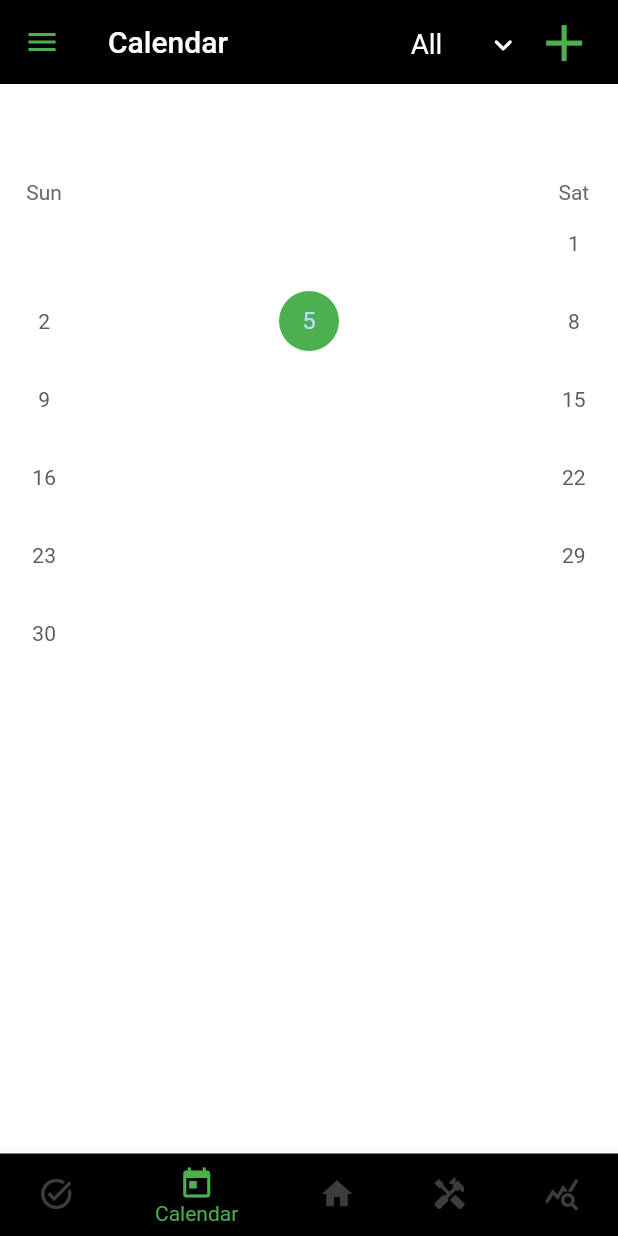
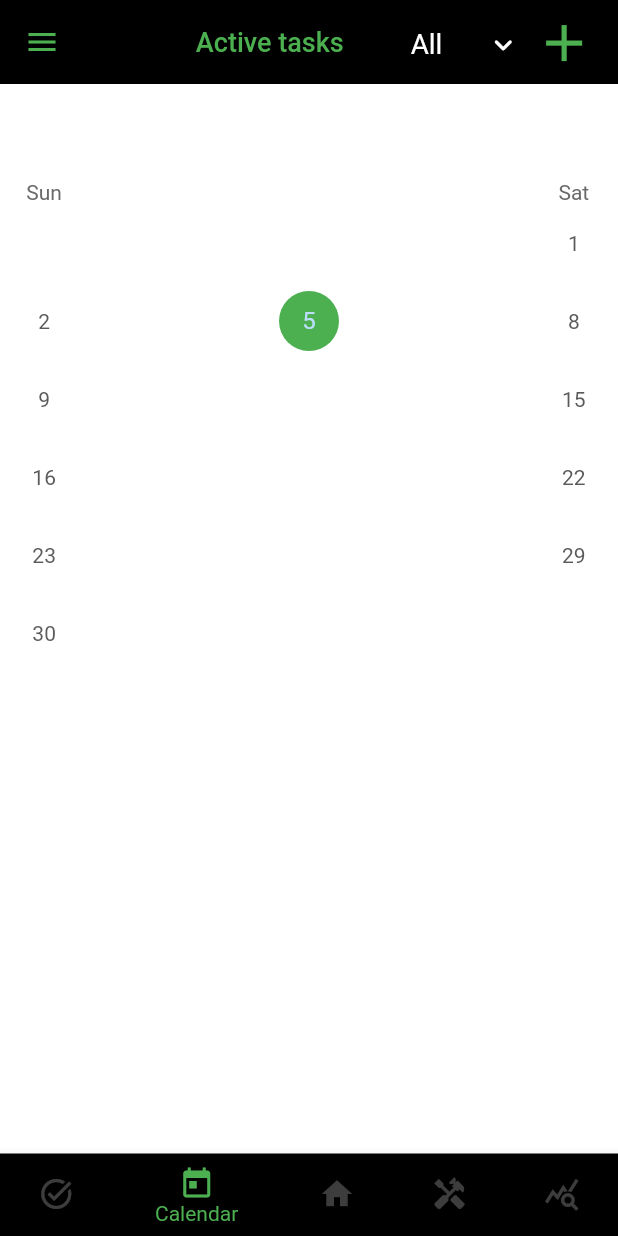
Before and after one commit to s17476/under_control_flutter, a Flutter app: the MainScreen screen opened directly, item 2 of the bottom bar chosen, on a phone screen of 412 x 824 dp. Run offline on Flutter 3.47's test engine with Material 2 defaults, Android fonts, the phone set to English and light mode, and no system bars; drawn by our look-alikes of table_calendar; our stand-ins replace cloud_firestore, firebase_auth, firebase_core, firebase_storage, fl_chart, image_picker; missing offline and left inert: flutter_picker; accounts and stored records are empty; network calls fail.

Commit message:
archive task list added

```diff
--- a/lib/screens/main_screen.dart
+++ b/lib/screens/main_screen.dart
@@ -119,10 +119,33 @@ class _MainScreenState extends State<MainScreen> {
                 SliverAppBar(
                   iconTheme:
                       IconThemeData(color: Theme.of(context).primaryColor),
-                  title: Text(
-                    BottomNaviBar.tabs[_selectedPageIndex]['title'] as String,
-                  ),
+                  title: (_selectedPageIndex == 0 || _selectedPageIndex == 1)
+                      ? const Text('')
+                      : Text(
+                          BottomNaviBar.tabs[_selectedPageIndex]['title']
+                              as String,
+                        ),
                   actions: [
+                    // show toggle button in task and calendar screen
+                    if (_selectedPageIndex == 0 || _selectedPageIndex == 1)
+                      Builder(builder: (context) {
+                        final taskProvider = Provider.of<TaskProvider>(context);
+                        return TextButton(
+                          onPressed: taskProvider.toggleIsActive,
+                          child: taskProvider.isActive
+                              ? const Text(
+                                  'Active tasks',
+                                  style: TextStyle(fontSize: 18),
+                                )
+                              : const Text(
+                                  'Done tasks',
+                                  style: TextStyle(
+                                    fontSize: 18,
+                                    color: Colors.amber,
+                                  ),
+                                ),
+                        );
+                      }),
                     // chat icon in dashboard screen
                     if (_selectedPageIndex == 2)
                       IconButton(
--- a/lib/widgets/task/tasks_list.dart
+++ b/lib/widgets/task/tasks_list.dart
@@ -159,10 +159,10 @@ class _TasksListState extends State<TasksList> {
             itemCount: keys.length,
             itemBuilder: (ctx, index) {
               List<Widget> listItems = [];
+              final dateFormat = DateFormat('dd/MM/yyyy');
+              keys.sort(
+                  (a, b) => dateFormat.parse(a).compareTo(dateFormat.parse(b)));
               if (filteredTasks[keys[index]] != null) {
-                final dateFormat = DateFormat('dd/MM/yyyy');
-                keys.sort((a, b) =>
-                    dateFormat.parse(a).compareTo(dateFormat.parse(b)));
                 for (var task in filteredTasks[keys[index]]!) {
                   // if task date is after today date change status icon color
                   final dateFormat = DateFormat('dd/MM/yyyy');
```
Also changed, not shown: lib/providers/task_provider.dart (+23 -6 lines), lib/widgets/task/connected_tasks.dart (+25 -3 lines).
